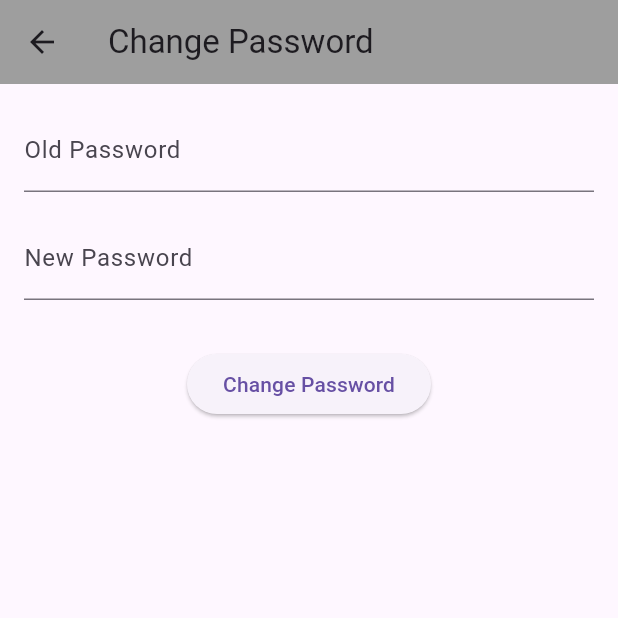
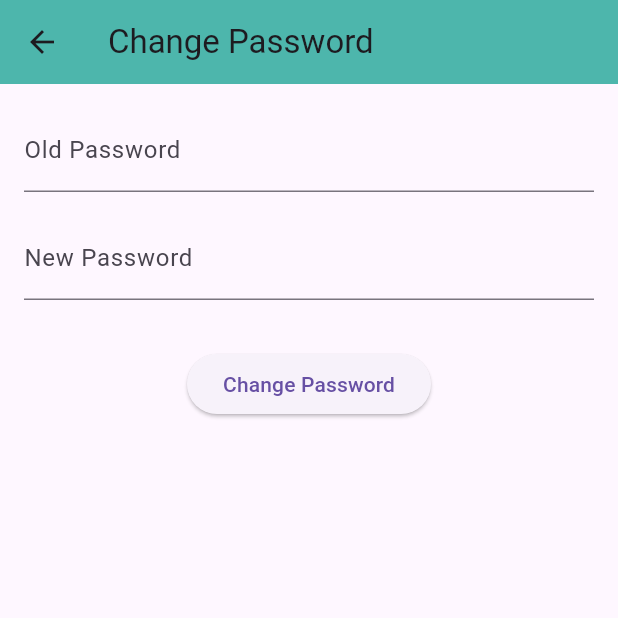
Before and after one commit to birgulbas/nom_nom_guide, a Flutter app: the ProfileScreen screen opened directly, after a tap on "Change Password", on a phone screen of 412 x 824 dp, the top half of it. Run offline on Flutter 3.47's test engine with Material 3 defaults, Android fonts, the phone set to English and light mode, and no system bars; our stand-ins replace flutter_map, flutter_secure_storage, geolocator, latlong2, shared_preferences; accounts and stored records are empty; network calls fail.

Commit message:
tasarım güncellemeleri yapıldı

```diff
--- a/lib/screens/avatar_selection_screen.dart
+++ b/lib/screens/avatar_selection_screen.dart
@@ -16,7 +16,7 @@ class AvatarSelectionScreen extends StatelessWidget {
   @override
   Widget build(BuildContext context) {
     return Scaffold(
-      appBar: AppBar(title: Text('Select Avatar')),
+      appBar: AppBar(title: Text('Select Avatar'), backgroundColor:Colors.lightBlueAccent,),
       body: GridView.builder(
         padding: EdgeInsets.all(16),
         gridDelegate: SliverGridDelegateWithFixedCrossAxisCount(
--- a/lib/screens/changePassword_screen.dart
+++ b/lib/screens/changePassword_screen.dart
@@ -46,7 +46,7 @@ class _ChangePasswordScreenState extends State<ChangePasswordScreen> {
     return Scaffold(
       appBar: AppBar(
         title: const Text('Change Password'),
-        backgroundColor: Colors.grey,
+        backgroundColor: Colors.teal.shade300,
       ),
       body: Padding(
         padding: const EdgeInsets.all(16.0),
--- a/lib/screens/favorites_screen.dart
+++ b/lib/screens/favorites_screen.dart
@@ -13,7 +13,11 @@ class FavoritesScreen extends StatelessWidget {
 
     return Scaffold(
       appBar: AppBar(
-          title: const Text("FAVORITES"), backgroundColor: Colors.deepOrangeAccent,),
+          title: const Text("Favorites"), backgroundColor: Colors.deepOrangeAccent, titleTextStyle: TextStyle(
+        color: Colors.white,
+        fontSize: 20,
+        fontWeight: FontWeight.bold,
+      ),),
       body: favorites.isEmpty
           ? const Center(
               child: Text("Favoriler burada listelenecek."),
--- a/lib/screens/home_screen.dart
+++ b/lib/screens/home_screen.dart
@@ -35,10 +35,6 @@ class _HomeScreenState extends State<HomeScreen> {
   @override
   Widget build(BuildContext context) {
     return Scaffold(
-      appBar: AppBar(
-
-      ),
-
 
       body: _pages[_selectedIndex], // Seçili sayfayı göstermek için
 
--- a/lib/screens/my_comments_screen.dart
+++ b/lib/screens/my_comments_screen.dart
@@ -40,7 +40,10 @@ class _MyCommentsScreenState extends State<MyCommentsScreen> {
     return Scaffold(
       appBar: AppBar(
         title: Text('My Comments'),
-        backgroundColor: Colors.grey,
+        backgroundColor: Colors.deepOrangeAccent,titleTextStyle: TextStyle(
+        color: Colors.white,
+        fontSize: 20,
+      ),
       ),
       body: userComments.isEmpty
           ? Center(child: Text('You have not made any comments yet.'))
--- a/lib/screens/my_ratings_screen.dart
+++ b/lib/screens/my_ratings_screen.dart
@@ -40,7 +40,11 @@ class _MyRatingsScreenState extends State<MyRatingsScreen> {
     return Scaffold(
       appBar: AppBar(
         title: Text('My Ratings'),
-        backgroundColor: Colors.grey,
+        backgroundColor: Colors.orangeAccent, titleTextStyle: TextStyle(
+        color: Colors.white,
+        fontSize: 20,
+        fontWeight: FontWeight.bold,
+      ),
       ),
       body: userRatings.isEmpty
           ? Center(child: Text('You have not rated any places yet.'))
--- a/lib/screens/profile_screen.dart
+++ b/lib/screens/profile_screen.dart
@@ -9,6 +9,8 @@ import 'package:nom_nom_guide/screens/login_screen.dart';
 import 'package:nom_nom_guide/screens/changePassword_screen.dart';
 import 'package:shared_preferences/shared_preferences.dart';
 import 'package:nom_nom_guide/services/api_services.dart';
+import 'package:flutter/material.dart';
+
 
 class ProfileScreen extends StatefulWidget {
   const ProfileScreen({Key? key}) : super(key: key);
@@ -61,7 +63,7 @@ class _ProfileScreenState extends State<ProfileScreen> {
     });
 
     if (username == null) {
-      await fetchUserInfo();  // Eğer localde username yoksa API'den çek
+      await fetchUserInfo();
     }
   }
 
@@ -77,21 +79,31 @@ class _ProfileScreenState extends State<ProfileScreen> {
     }
   }
 
-
   @override
   Widget build(BuildContext context) {
     return Scaffold(
       appBar: AppBar(
-        title: const Text("Profile"),
+        title: const Text("My Profiles"),
         backgroundColor: Colors.pink,
+        titleTextStyle: TextStyle(
+          color: Colors.white,
+          fontSize: 20,
+          fontWeight: FontWeight.bold,
         ),
+    ),
+
       body: isLoggedIn
           ? LoggedInView(
         avatarPath: avatarPath,
         username: username ?? '',
         onAvatarChanged: _saveAvatar,
       )
-          : Center(
+          : _buildLoggedOutView(context),
+    );
+  }
+
+  Widget _buildLoggedOutView(BuildContext context) {
+    return Center(
       child: Padding(
         padding: const EdgeInsets.all(24.0),
         child: Column(
@@ -102,6 +114,9 @@ class _ProfileScreenState extends State<ProfileScreen> {
             const Text("Do you have an account?", style: TextStyle(fontSize: 20)),
             const SizedBox(height: 10),
             ElevatedButton(
+              style: ElevatedButton.styleFrom(
+                backgroundColor: Colors.pink.shade100,
+              ),
               onPressed: () {
                 Navigator.push(
                   context,
@@ -111,7 +126,6 @@ class _ProfileScreenState extends State<ProfileScreen> {
               child: const Text("Sign In / Sign Up"),
             ),
           ],
-          ),
         ),
       ),
     );
@@ -135,88 +149,73 @@ class LoggedInView extends StatelessWidget {
     return ListView(
       padding: const EdgeInsets.all(16),
       children: [
-        GestureDetector(
+        Center(
+          child: GestureDetector(
             onTap: () async {
               final selectedAvatarPath = await Navigator.push<String>(
                 context,
-              MaterialPageRoute(
-                builder: (context) => AvatarSelectionScreen(),
-              ),
+                MaterialPageRoute(builder: (context) => AvatarSelectionScreen()),
               );
               if (selectedAvatarPath != null) {
                 onAvatarChanged(selectedAvatarPath);
               }
             },
             child: CircleAvatar(
-            radius: 40,
-            backgroundColor: Colors.grey.shade300,
-            child: ClipOval(
-              child: Image.asset(
-                avatarPath ?? 'assets/images/avatar1.png',
-                fit: BoxFit.cover,
-                width: 80,
-                height: 80,
+              radius: 50,
+              backgroundColor: Colors.orangeAccent,
+              child: CircleAvatar(
+                radius: 46,
+                backgroundImage: AssetImage(avatarPath ?? 'assets/images/avatar1.png'),
               ),
             ),
           ),
         ),
-        const SizedBox(height: 10),
+        const SizedBox(height: 12),
         Center(
           child: Text(
             username.isNotEmpty ? username : "Guest User",
-            style: const TextStyle(fontSize: 20, fontWeight: FontWeight.bold),
+            style: const TextStyle(fontSize: 22, fontWeight: FontWeight.bold),
           ),
         ),
-        const Divider(height: 40),
-        ListTile(
-          leading: const Icon(Icons.lock_outline),
-          title: const Text("Change Password"),
-          onTap: () {
-            Navigator.push(
+        const SizedBox(height: 20),
+        _buildTile(
           context,
-              MaterialPageRoute(builder: (context) => const ChangePasswordScreen()),
-            );
-          },
+          icon: Icons.lock_outline,
+          text: "Change Password",
+          color: Colors.teal.shade300,
+          destination: const ChangePasswordScreen(),
         ),
-        ListTile(
-          leading: const Icon(Icons.info_outline),
-          title: const Text("My User Information"),
-          onTap: () {
-            Navigator.push(
+        _buildTile(
           context,
-              MaterialPageRoute(builder: (context) => const UserInfoScreen()),
-            );
-          },
+          icon: Icons.info_outline,
+          text: "My User Information",
+          color: Colors.lightGreen,
+          destination: const UserInfoScreen(),
         ),
-        ListTile(
-          leading: const Icon(Icons.comment),
-          title: const Text("My Comments"),
-          onTap: () {
-            Navigator.push(
+        _buildTile(
           context,
-              MaterialPageRoute(builder: (context) => MyCommentsScreen(username: username)),
-            );
-          },
+          icon: Icons.comment,
+          text: "My Comments",
+          color: Colors.deepOrangeAccent,
+          destination: MyCommentsScreen(username: username),
         ),
-        ListTile(
-          leading: const Icon(Icons.star_border),
-          title: const Text("My Ratings"),
-          onTap: () {
-            Navigator.push(
+        _buildTile(
           context,
-              MaterialPageRoute(builder: (context) => MyRatingsScreen(username: username)),
-            );
-          },
+          icon: Icons.star_border,
+          text: "My Ratings",
+          color: Colors.orangeAccent,
+          destination: MyRatingsScreen(username: username),
         ),
-        ListTile(
-          leading: const Icon(Icons.logout),
-          title: const Text("Log Out"),
+        _buildTile(
+          context,
+          icon: Icons.logout,
+          text: "Log Out",
+          color: Colors.redAccent,
           onTap: () async {
             SharedPreferences prefs = await SharedPreferences.getInstance();
             await prefs.setBool('isLoggedIn', false);
             await prefs.remove('username');
             await prefs.remove('avatarPath');
-
             Navigator.pushAndRemoveUntil(
               context,
               MaterialPageRoute(builder: (context) => const LoginScreen()),
@@ -226,7 +225,27 @@ class LoggedInView extends StatelessWidget {
         ),
       ],
     );
+  }
 
-
+  Widget _buildTile(BuildContext context,
+      {required IconData icon,
+        required String text,
+        Color? color,
+        Widget? destination,
+        VoidCallback? onTap}) {
+    return Card(
+      shape: RoundedRectangleBorder(borderRadius: BorderRadius.circular(12)),
+      child: ListTile(
+        leading: Icon(icon, color: color ?? Colors.pink),
+        title: Text(text),
+        trailing: const Icon(Icons.arrow_forward_ios_rounded, size: 16),
+        onTap: onTap ??
+                () {
+              if (destination != null) {
+                Navigator.push(context, MaterialPageRoute(builder: (_) => destination));
+              }
+            },
+      ),
+    );
   }
 }
--- a/lib/screens/userInfo_screen.dart
+++ b/lib/screens/userInfo_screen.dart
@@ -85,7 +85,7 @@ class _UserInfoScreenState extends State<UserInfoScreen> {
     return Scaffold(
       appBar: AppBar(
         title: const Text("My User Information"),
-        backgroundColor: Colors.grey,
+        backgroundColor: Colors.lightGreen,
       ),
       body: Padding(
         padding: const EdgeInsets.all(24.0),
```
Also changed, not shown: lib/screens/settings_screen.dart (+42 -20 lines). Lines whose indentation alone changed are shown as unchanged.
